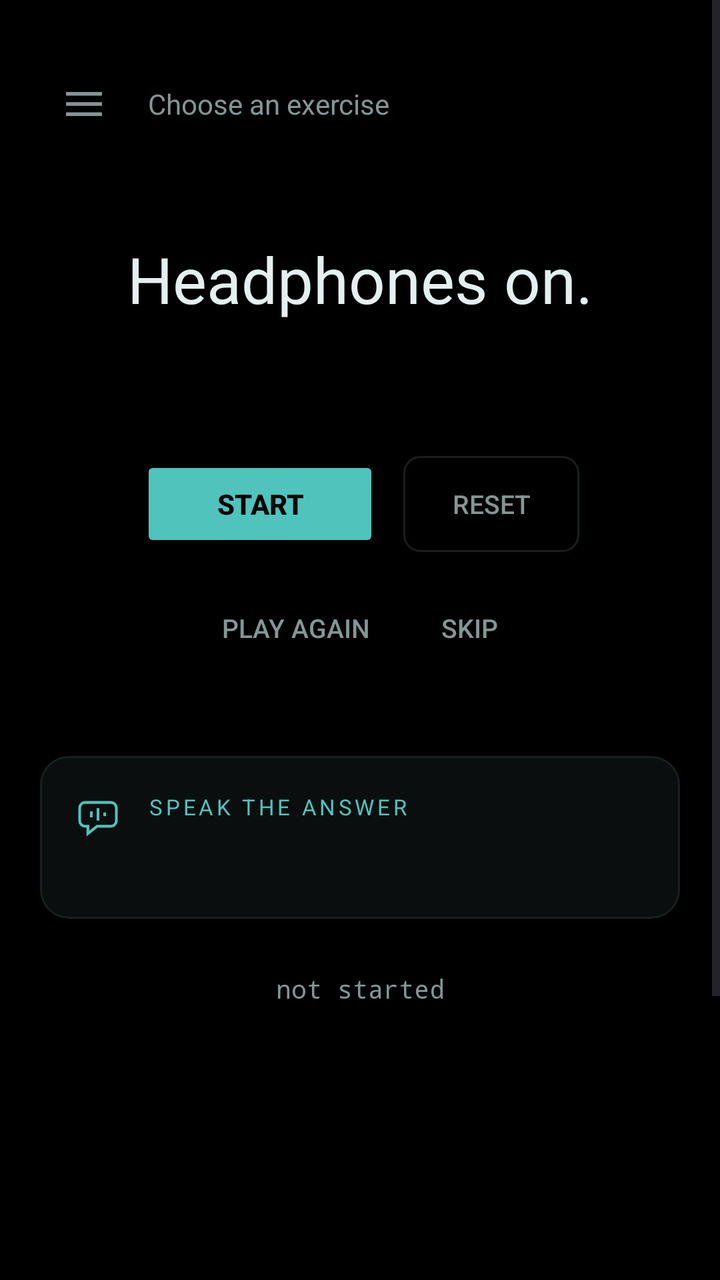
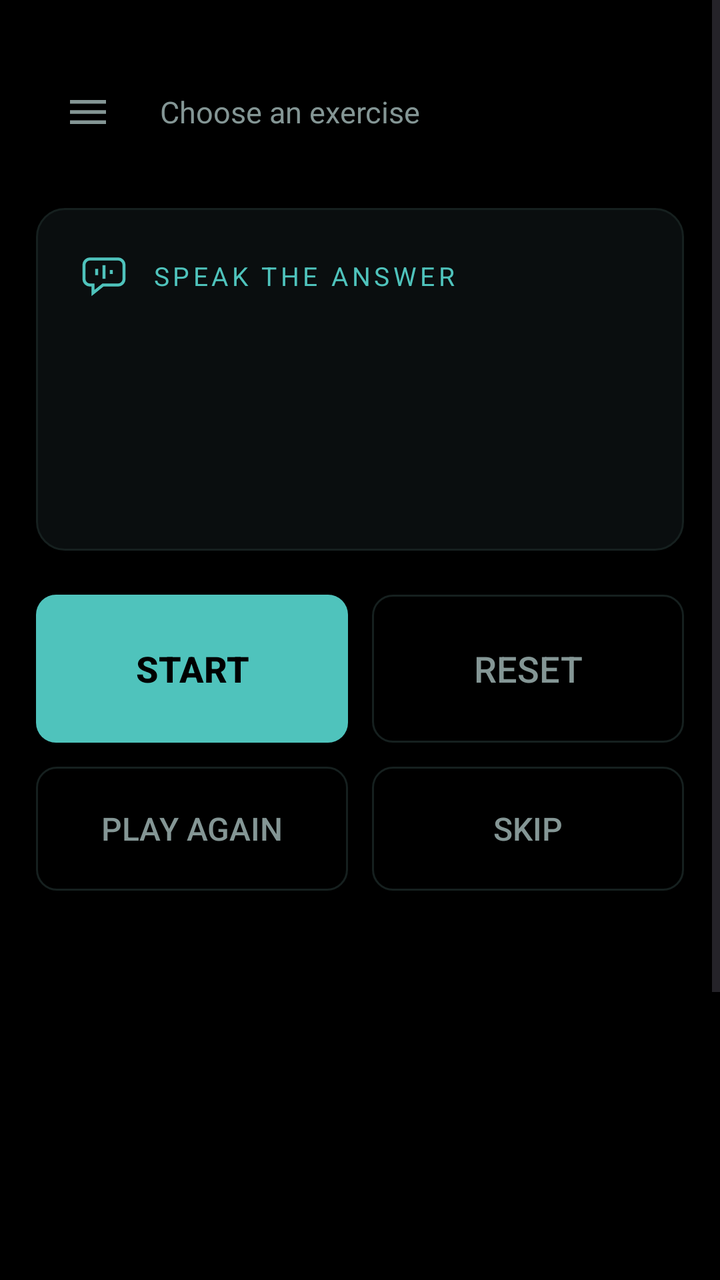

An Android layout rendered at two revisions. The XML below is the earlier revision; the diff shows what the commit changed to produce the second picture.
<!-- AndroidManifest.xml: application theme Theme.Ear -->
<!-- res/layout/activity_main.xml -->
<?xml version="1.0" encoding="utf-8"?>
<androidx.drawerlayout.widget.DrawerLayout
    xmlns:android="http://schemas.android.com/apk/res/android"
    android:id="@+id/drawer"
    android:layout_width="match_parent"
    android:layout_height="match_parent"
    android:background="@color/ground">

    
    <ScrollView
        android:layout_width="match_parent"
        android:layout_height="match_parent"
        android:fillViewport="true">

        <LinearLayout
            android:layout_width="match_parent"
            android:layout_height="wrap_content"
            android:orientation="vertical"
            android:paddingStart="20dp"
            android:paddingEnd="20dp"
            android:paddingTop="30dp"
            android:paddingBottom="40dp">

            <LinearLayout
                android:layout_width="match_parent"
                android:layout_height="wrap_content"
                android:orientation="horizontal"
                android:gravity="center_vertical">

                <ImageButton
                    android:id="@+id/menu"
                    android:layout_width="44dp"
                    android:layout_height="44dp"
                    android:background="?android:attr/selectableItemBackgroundBorderless"
                    android:contentDescription="Exercises"
                    android:src="@drawable/ic_menu" />

                <TextView
                    android:id="@+id/lessonTitle"
                    android:layout_width="0dp"
                    android:layout_height="wrap_content"
                    android:layout_weight="1"
                    android:layout_marginStart="10dp"
                    android:textColor="@color/ink_dim"
                    android:textSize="14sp"
                    android:text="Choose an exercise" />
            </LinearLayout>

            
            <TextView
                android:id="@+id/status"
                android:layout_width="match_parent"
                android:layout_height="wrap_content"
                android:layout_marginTop="44dp"
                android:gravity="center"
                android:textColor="@color/ink"
                android:textSize="32sp"
                android:text="Headphones on." />

            <TextView
                android:id="@+id/heard"
                android:layout_width="match_parent"
                android:layout_height="wrap_content"
                android:layout_marginTop="16dp"
                android:gravity="center"
                android:textColor="@color/aqua"
                android:textSize="14sp"
                android:fontFamily="monospace" />

            <LinearLayout
                android:layout_width="wrap_content"
                android:layout_height="wrap_content"
                android:layout_gravity="center"
                android:layout_marginTop="32dp"
                android:orientation="horizontal"
                android:gravity="center_vertical">

                <Button
                    android:id="@+id/transport"
                    android:layout_width="wrap_content"
                    android:layout_height="wrap_content"
                    android:paddingStart="38dp"
                    android:paddingEnd="38dp"
                    android:backgroundTint="@color/aqua"
                    android:textColor="@color/ground"
                    android:textStyle="bold"
                    android:text="Start" />

                
                <Button
                    android:id="@+id/reset"
                    android:layout_width="wrap_content"
                    android:layout_height="wrap_content"
                    android:layout_marginStart="12dp"
                    android:paddingStart="20dp"
                    android:paddingEnd="20dp"
                    android:background="@drawable/bg_reset"
                    android:textColor="@color/ink_dim"
                    android:textSize="13sp"
                    android:text="Reset" />
            </LinearLayout>

            
            <LinearLayout
                android:layout_width="wrap_content"
                android:layout_height="wrap_content"
                android:layout_gravity="center"
                android:layout_marginTop="14dp"
                android:orientation="horizontal">

                <Button
                    android:id="@+id/again"
                    style="?android:attr/borderlessButtonStyle"
                    android:layout_width="wrap_content"
                    android:layout_height="wrap_content"
                    android:minWidth="0dp"
                    android:paddingStart="18dp"
                    android:paddingEnd="18dp"
                    android:textColor="@color/ink_dim"
                    android:textSize="13sp"
                    android:text="Play again" />

                <Button
                    android:id="@+id/skip"
                    style="?android:attr/borderlessButtonStyle"
                    android:layout_width="wrap_content"
                    android:layout_height="wrap_content"
                    android:minWidth="0dp"
                    android:paddingStart="18dp"
                    android:paddingEnd="18dp"
                    android:textColor="@color/ink_dim"
                    android:textSize="13sp"
                    android:text="Skip" />
            </LinearLayout>

            
            <LinearLayout
                android:id="@+id/sayable"
                android:layout_width="match_parent"
                android:layout_height="wrap_content"
                android:layout_marginTop="40dp"
                android:orientation="horizontal"
                android:gravity="top"
                android:background="@drawable/bg_sayable"
                android:padding="18dp">

                <ImageView
                    android:layout_width="22dp"
                    android:layout_height="22dp"
                    android:layout_marginEnd="14dp"
                    android:layout_marginTop="2dp"
                    android:contentDescription="Speak the answer"
                    android:src="@drawable/ic_speak" />

                <LinearLayout
                    android:layout_width="0dp"
                    android:layout_height="wrap_content"
                    android:layout_weight="1"
                    android:orientation="vertical">

                    <TextView
                        android:layout_width="wrap_content"
                        android:layout_height="wrap_content"
                        android:textColor="@color/aqua"
                        android:textSize="11sp"
                        android:letterSpacing="0.14"
                        android:text="SPEAK THE ANSWER" />

                    <TextView
                        android:id="@+id/vocab"
                        android:layout_width="match_parent"
                        android:layout_height="wrap_content"
                        android:layout_marginTop="8dp"
                        android:textColor="@color/ink"
                        android:textSize="17sp"
                        android:lineSpacingExtra="5dp" />
                </LinearLayout>
            </LinearLayout>

            <TextView
                android:id="@+id/tally"
                android:layout_width="match_parent"
                android:layout_height="wrap_content"
                android:layout_marginTop="26dp"
                android:gravity="center"
                android:textColor="@color/ink_dim"
                android:textSize="13sp"
                android:fontFamily="monospace"
                android:text="not started" />

            
            
            <Space
                android:layout_width="match_parent"
                android:layout_height="220dp" />

            <TextView
                android:layout_width="match_parent"
                android:layout_height="wrap_content"
                android:textColor="@color/ink_faint"
                android:textSize="10sp"
                android:letterSpacing="0.18"
                android:alpha="0.6"
                android:text="LOG — LONG-PRESS TO COPY" />

            <TextView
                android:id="@+id/log"
                android:layout_width="match_parent"
                android:layout_height="wrap_content"
                android:layout_marginTop="8dp"
                android:padding="12dp"
                android:background="@color/sunk"
                android:textColor="@color/ink_faint"
                android:textSize="10sp"
                android:fontFamily="monospace"
                android:textIsSelectable="true" />
        </LinearLayout>
    </ScrollView>

    
    <LinearLayout
        android:layout_width="300dp"
        android:layout_height="match_parent"
        android:layout_gravity="start"
        android:orientation="vertical"
        android:background="@color/raise"
        android:paddingTop="26dp">

        <TextView
            android:layout_width="match_parent"
            android:layout_height="wrap_content"
            android:paddingStart="22dp"
            android:paddingEnd="22dp"
            android:paddingTop="26dp"
            android:paddingBottom="14dp"
            android:textColor="@color/ink_faint"
            android:textSize="10sp"
            android:letterSpacing="0.18"
            android:text="EXERCISES" />

        <ExpandableListView
            android:id="@+id/lessonList"
            android:layout_width="match_parent"
            android:layout_height="match_parent"
            android:divider="@color/line_soft"
            android:dividerHeight="1dp"
            android:childDivider="@color/line_soft"
            android:groupIndicator="@null" />
    </LinearLayout>

</androidx.drawerlayout.widget.DrawerLayout>
<!-- resources referenced by this layout -->
<resources>
  <color name="aqua">#4FC3BC</color>
  <color name="ground">#000000</color>
  <color name="ink">#E4F0EF</color>
  <color name="ink_dim">#849695</color>
  <color name="ink_faint">#51635F</color>
  <color name="line_soft">#0E1514</color>
  <color name="raise">#0A0E0F</color>
  <color name="sunk">#050708</color>
  <!-- drawable bg_reset (drawable) -->
  <?xml version="1.0" encoding="utf-8"?>
  <shape xmlns:android="http://schemas.android.com/apk/res/android" android:shape="rectangle">
      <solid android:color="@android:color/transparent" />
      <stroke android:width="1dp" android:color="@color/line" />
      <corners android:radius="8dp" />
  </shape>
  <!-- drawable bg_sayable (drawable) -->
  <?xml version="1.0" encoding="utf-8"?>
  <shape xmlns:android="http://schemas.android.com/apk/res/android" android:shape="rectangle">
      <solid android:color="@color/raise" />
      <stroke android:width="1dp" android:color="@color/line" />
      <corners android:radius="14dp" />
  </shape>
  <!-- drawable ic_menu (drawable) -->
  <vector xmlns:android="http://schemas.android.com/apk/res/android"
      android:width="24dp" android:height="24dp"
      android:viewportWidth="24" android:viewportHeight="24"
      android:tint="@color/ink_dim">
      <path android:fillColor="#FFFFFF" android:pathData="M3,6h18v1.8h-18z" />
      <path android:fillColor="#FFFFFF" android:pathData="M3,11.1h18v1.8h-18z" />
      <path android:fillColor="#FFFFFF" android:pathData="M3,16.2h18v1.8h-18z" />
  </vector>
  <!-- drawable ic_speak (drawable) -->
  <vector xmlns:android="http://schemas.android.com/apk/res/android"
      android:width="20dp" android:height="20dp"
      android:viewportWidth="24" android:viewportHeight="24">
      
      <path
          android:pathData="M5,3.5 h14 a3,3 0 0 1 3,3 v7 a3,3 0 0 1 -3,3 h-7.5 l-5,4 v-4 h-1.5 a3,3 0 0 1 -3,-3 v-7 a3,3 0 0 1 3,-3 z"
          android:strokeColor="@color/aqua" android:strokeWidth="1.5" android:fillColor="#00000000" />
      <path android:fillColor="@color/aqua" android:pathData="M7.6,8.4h1.5v3.2h-1.5z" />
      <path android:fillColor="@color/aqua" android:pathData="M11.25,6.6h1.5v6.8h-1.5z" />
      <path android:fillColor="@color/aqua" android:pathData="M14.9,9.0h1.5v2h-1.5z" />
  </vector>
  <style name="Theme.Ear" parent="Theme.Material3.DayNight.NoActionBar">
          <item name="android:statusBarColor">@color/ground</item>
          <item name="android:navigationBarColor">@color/ground</item>
          <item name="android:windowBackground">@color/ground</item>
          <item name="colorPrimary">@color/aqua</item>
      </style>
  <color name="line">#16201F</color>
</resources>

<!-- the commit's change to res/layout/activity_main.xml (unified diff, before → after) -->
@@ -6,7 +6,6 @@
     android:layout_height="match_parent"
     android:background="@color/ground">
 
-    
     <ScrollView
         android:layout_width="match_parent"
         android:layout_height="match_parent"
@@ -16,8 +15,8 @@
             android:layout_width="match_parent"
             android:layout_height="wrap_content"
             android:orientation="vertical"
-            android:paddingStart="20dp"
-            android:paddingEnd="20dp"
+            android:paddingStart="18dp"
+            android:paddingEnd="18dp"
             android:paddingTop="30dp"
             android:paddingBottom="40dp">
 
@@ -29,8 +28,8 @@
 
                 <ImageButton
                     android:id="@+id/menu"
-                    android:layout_width="44dp"
-                    android:layout_height="44dp"
+                    android:layout_width="52dp"
+                    android:layout_height="52dp"
                     android:background="?android:attr/selectableItemBackgroundBorderless"
                     android:contentDescription="Exercises"
                     android:src="@drawable/ic_menu" />
@@ -42,154 +41,132 @@
                     android:layout_weight="1"
                     android:layout_marginStart="10dp"
                     android:textColor="@color/ink_dim"
-                    android:textSize="14sp"
+                    android:textSize="15sp"
                     android:text="Choose an exercise" />
             </LinearLayout>
 
             
-            <TextView
-                android:id="@+id/status"
-                android:layout_width="match_parent"
-                android:layout_height="wrap_content"
-                android:layout_marginTop="44dp"
-                android:gravity="center"
-                android:textColor="@color/ink"
-                android:textSize="32sp"
-                android:text="Headphones on." />
-
-            <TextView
-                android:id="@+id/heard"
-                android:layout_width="match_parent"
-                android:layout_height="wrap_content"
-                android:layout_marginTop="16dp"
-                android:gravity="center"
-                android:textColor="@color/aqua"
-                android:textSize="14sp"
-                android:fontFamily="monospace" />
-
-            <LinearLayout
-                android:layout_width="wrap_content"
-                android:layout_height="wrap_content"
-                android:layout_gravity="center"
-                android:layout_marginTop="32dp"
-                android:orientation="horizontal"
-                android:gravity="center_vertical">
-
-                <Button
-                    android:id="@+id/transport"
+            <LinearLayout
+                android:id="@+id/sayable"
+                android:layout_width="match_parent"
+                android:layout_height="wrap_content"
+                android:layout_marginTop="22dp"
+                android:orientation="vertical"
+                android:background="@drawable/bg_sayable"
+                android:padding="22dp">
+
+                <LinearLayout
                     android:layout_width="wrap_content"
                     android:layout_height="wrap_content"
-                    android:paddingStart="38dp"
-                    android:paddingEnd="38dp"
-                    android:backgroundTint="@color/aqua"
-                    android:textColor="@color/ground"
-                    android:textStyle="bold"
-                    android:text="Start" />
-
-                
-                <Button
-                    android:id="@+id/reset"
-                    android:layout_width="wrap_content"
-                    android:layout_height="wrap_content"
-                    android:layout_marginStart="12dp"
-                    android:paddingStart="20dp"
-                    android:paddingEnd="20dp"
-                    android:background="@drawable/bg_reset"
-                    android:textColor="@color/ink_dim"
-                    android:textSize="13sp"
-                    android:text="Reset" />
-            </LinearLayout>
-
-            
-            <LinearLayout
-                android:layout_width="wrap_content"
-                android:layout_height="wrap_content"
-                android:layout_gravity="center"
-                android:layout_marginTop="14dp"
-                android:orientation="horizontal">
-
-                <Button
-                    android:id="@+id/again"
-                    style="?android:attr/borderlessButtonStyle"
-                    android:layout_width="wrap_content"
-                    android:layout_height="wrap_content"
-                    android:minWidth="0dp"
-                    android:paddingStart="18dp"
-                    android:paddingEnd="18dp"
-                    android:textColor="@color/ink_dim"
-                    android:textSize="13sp"
-                    android:text="Play again" />
-
-                <Button
-                    android:id="@+id/skip"
-                    style="?android:attr/borderlessButtonStyle"
-                    android:layout_width="wrap_content"
-                    android:layout_height="wrap_content"
-                    android:minWidth="0dp"
-                    android:paddingStart="18dp"
-                    android:paddingEnd="18dp"
-                    android:textColor="@color/ink_dim"
-                    android:textSize="13sp"
-                    android:text="Skip" />
-            </LinearLayout>
-
-            
-            <LinearLayout
-                android:id="@+id/sayable"
-                android:layout_width="match_parent"
-                android:layout_height="wrap_content"
-                android:layout_marginTop="40dp"
-                android:orientation="horizontal"
-                android:gravity="top"
-                android:background="@drawable/bg_sayable"
-                android:padding="18dp">
-
-                <ImageView
-                    android:layout_width="22dp"
-                    android:layout_height="22dp"
-                    android:layout_marginEnd="14dp"
-                    android:layout_marginTop="2dp"
-                    android:contentDescription="Speak the answer"
-                    android:src="@drawable/ic_speak" />
-
-                <LinearLayout
-                    android:layout_width="0dp"
-                    android:layout_height="wrap_content"
-                    android:layout_weight="1"
-                    android:orientation="vertical">
+                    android:orientation="horizontal"
+                    android:gravity="center_vertical">
+
+                    <ImageView
+                        android:layout_width="24dp"
+                        android:layout_height="24dp"
+                        android:layout_marginEnd="12dp"
+                        android:contentDescription="Speak the answer"
+                        android:src="@drawable/ic_speak" />
 
                     <TextView
                         android:layout_width="wrap_content"
                         android:layout_height="wrap_content"
                         android:textColor="@color/aqua"
-                        android:textSize="11sp"
+                        android:textSize="13sp"
                         android:letterSpacing="0.14"
                         android:text="SPEAK THE ANSWER" />
-
-                    <TextView
-                        android:id="@+id/vocab"
-                        android:layout_width="match_parent"
-                        android:layout_height="wrap_content"
-                        android:layout_marginTop="8dp"
-                        android:textColor="@color/ink"
-                        android:textSize="17sp"
-                        android:lineSpacingExtra="5dp" />
                 </LinearLayout>
-            </LinearLayout>
-
+
+                <TextView
+                    android:id="@+id/vocab"
+                    android:layout_width="match_parent"
+                    android:layout_height="wrap_content"
+                    android:layout_marginTop="14dp"
+                    android:textColor="@color/ink"
+                    android:textSize="22sp"
+                    android:lineSpacingExtra="8dp" />
+
+                
+                <TextView
+                    android:id="@+id/status"
+                    android:layout_width="match_parent"
+                    android:layout_height="wrap_content"
+                    android:layout_marginTop="18dp"
+                    android:minHeight="42dp"
+                    android:textColor="@color/ink"
+                    android:textSize="30sp" />
+            </LinearLayout>
+
+            
+            <LinearLayout
+                android:layout_width="match_parent"
+                android:layout_height="wrap_content"
+                android:layout_marginTop="22dp"
+                android:orientation="horizontal">
+
+                <Button
+                    android:id="@+id/transport"
+                    android:layout_width="0dp"
+                    android:layout_height="74dp"
+                    android:layout_weight="1"
+                    android:background="@drawable/bg_transport"
+                    android:textColor="@color/ground"
+                    android:textSize="18sp"
+                    android:textStyle="bold"
+                    android:text="Start" />
+
+                <Button
+                    android:id="@+id/reset"
+                    android:layout_width="0dp"
+                    android:layout_height="74dp"
+                    android:layout_weight="1"
+                    android:layout_marginStart="12dp"
+                    android:background="@drawable/bg_reset"
+                    android:textColor="@color/ink_dim"
+                    android:textSize="18sp"
+                    android:text="Reset" />
+            </LinearLayout>
+
+            
+            <LinearLayout
+                android:layout_width="match_parent"
+                android:layout_height="wrap_content"
+                android:layout_marginTop="12dp"
+                android:orientation="horizontal">
+
+                <Button
+                    android:id="@+id/again"
+                    android:layout_width="0dp"
+                    android:layout_height="62dp"
+                    android:layout_weight="1"
+                    android:background="@drawable/bg_reset"
+                    android:textColor="@color/ink_dim"
+                    android:textSize="16sp"
+                    android:text="Play again" />
+
+                <Button
+                    android:id="@+id/skip"
+                    android:layout_width="0dp"
+                    android:layout_height="62dp"
+                    android:layout_weight="1"
+                    android:layout_marginStart="12dp"
+                    android:background="@drawable/bg_reset"
+                    android:textColor="@color/ink_dim"
+                    android:textSize="16sp"
+                    android:text="Skip" />
+            </LinearLayout>
+
+            
             <TextView
                 android:id="@+id/tally"
                 android:layout_width="match_parent"
                 android:layout_height="wrap_content"
                 android:layout_marginTop="26dp"
                 android:gravity="center"
+                android:textSize="26sp"
                 android:textColor="@color/ink_dim"
-                android:textSize="13sp"
-                android:fontFamily="monospace"
-                android:text="not started" />
-
-            
-            
+                android:fontFamily="monospace" />
+
             <Space
                 android:layout_width="match_parent"
                 android:layout_height="220dp" />
@@ -217,9 +194,8 @@
         </LinearLayout>
     </ScrollView>
 
-    
     <LinearLayout
-        android:layout_width="300dp"
+        android:layout_width="310dp"
         android:layout_height="match_parent"
         android:layout_gravity="start"
         android:orientation="vertical"
@@ -231,10 +207,10 @@
             android:layout_height="wrap_content"
             android:paddingStart="22dp"
             android:paddingEnd="22dp"
-            android:paddingTop="26dp"
+            android:paddingTop="20dp"
             android:paddingBottom="14dp"
             android:textColor="@color/ink_faint"
-            android:textSize="10sp"
+            android:textSize="11sp"
             android:letterSpacing="0.18"
             android:text="EXERCISES" />
 
<!-- resource entries referenced after the edit -->
@@ -13,7 +13,7 @@
   <shape xmlns:android="http://schemas.android.com/apk/res/android" android:shape="rectangle">
       <solid android:color="@android:color/transparent" />
       <stroke android:width="1dp" android:color="@color/line" />
-      <corners android:radius="8dp" />
+      <corners android:radius="10dp" />
   </shape>
   <!-- drawable bg_sayable (drawable) -->
   <?xml version="1.0" encoding="utf-8"?>
@@ -21,6 +21,12 @@
       <solid android:color="@color/raise" />
       <stroke android:width="1dp" android:color="@color/line" />
       <corners android:radius="14dp" />
+  </shape>
+  <!-- drawable bg_transport (drawable) -->
+  <?xml version="1.0" encoding="utf-8"?>
+  <shape xmlns:android="http://schemas.android.com/apk/res/android" android:shape="rectangle">
+      <solid android:color="@color/aqua" />
+      <corners android:radius="10dp" />
   </shape>
   <!-- drawable ic_menu (drawable) -->
   <vector xmlns:android="http://schemas.android.com/apk/res/android"
